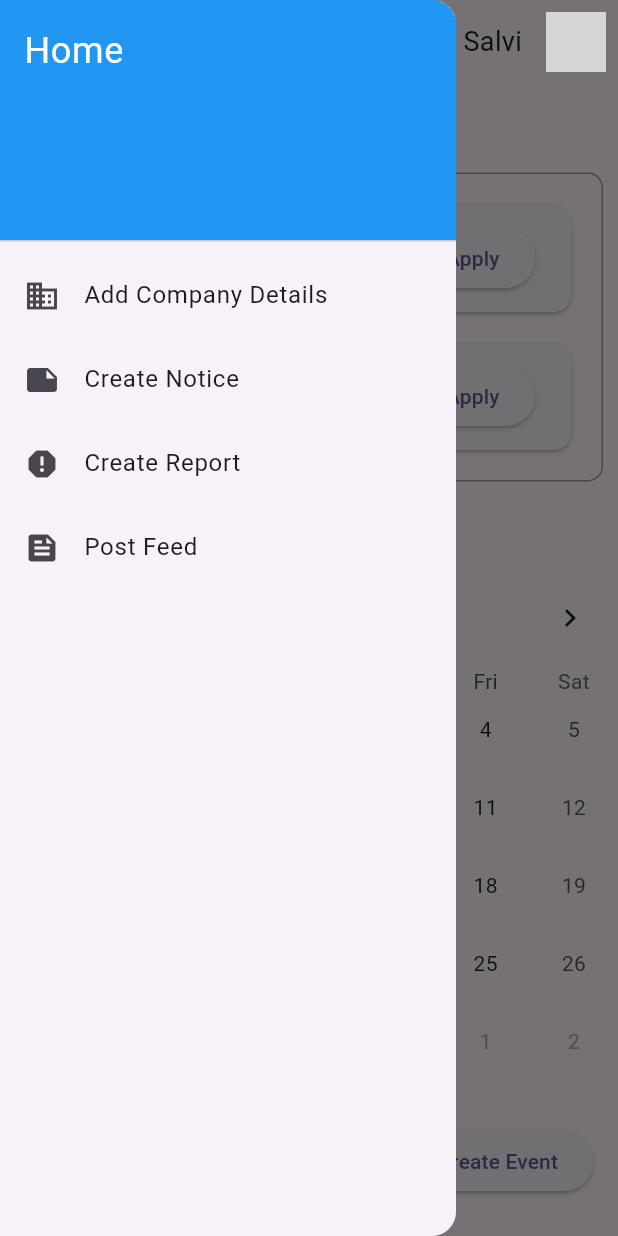
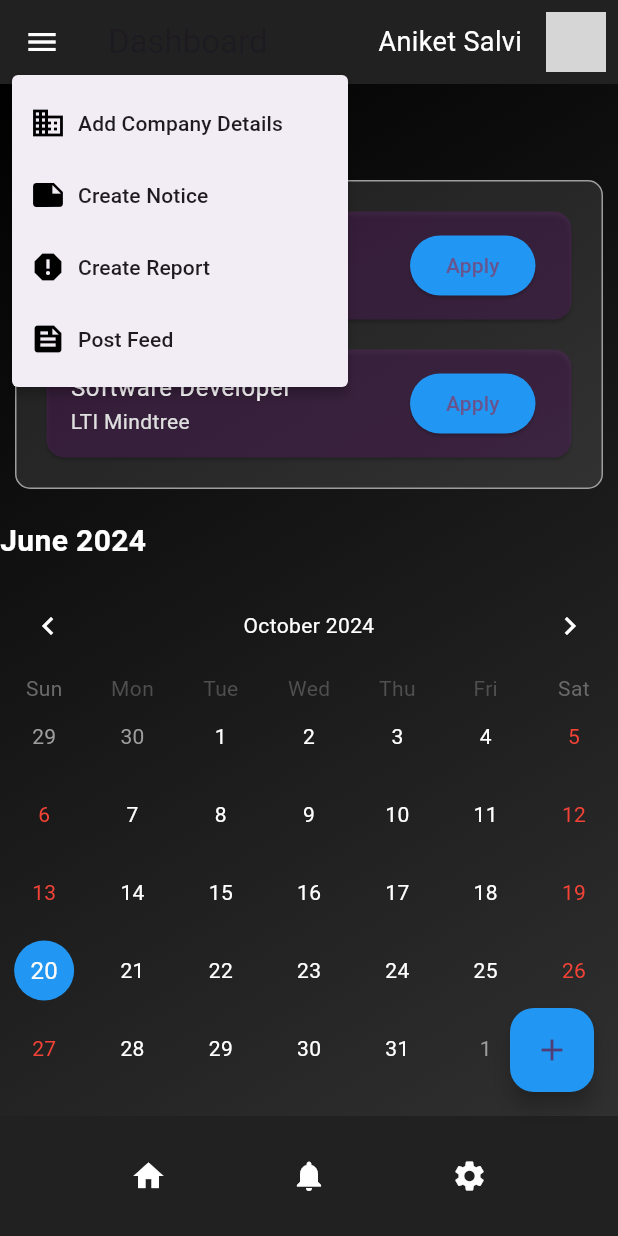
Before and after one commit to Aniket113/Hungsforbugs, a Flutter app: the DashboardScreen screen opened directly, after a tap on the "menu" icon, on a phone screen of 412 x 824 dp. Run offline on Flutter 3.47's test engine with Material 3 defaults, Android fonts, the light colour scheme and no system bars; drawn by our look-alikes of table_calendar; our stand-ins replace awesome_snackbar_content, cloud_firestore, cool_alert, firebase_core, image_picker; missing offline and left inert: firebase_app_check; accounts and stored records are empty; grey boxes are pictures that could not be loaded.

```diff
--- a/lib/company/company_home.dart
+++ b/lib/company/company_home.dart
@@ -1,6 +1,6 @@
 import 'package:flutter/material.dart';
 import 'package:placement1/company/Create_report.dart';
-import 'package:placement1/company/add_company_data.dart';
+import 'package:placement1/company/add_company_data.dart'; // Assuming AddCompanyData class exists here
 import 'package:table_calendar/table_calendar.dart';
 import 'package:placement1/company/coordinator_profile.dart';
 import 'package:placement1/company/create_notice.dart';
@@ -11,12 +11,85 @@ class DashboardScreen extends StatelessWidget {
     return Scaffold(
       appBar: AppBar(
         title: Text("Dashboard"),
+        backgroundColor: Colors.black87, // AppBar background color
         leading: Builder(
           builder: (context) {
             return IconButton(
-              icon: Icon(Icons.menu),
+              icon: Icon(Icons.menu, color: Colors.white),
               onPressed: () {
-                Scaffold.of(context).openDrawer();
+                // Show dropdown menu
+                showMenu(
+                  context: context,
+                  position: RelativeRect.fromLTRB(0, 50, 0, 0),
+                  items: [
+                    PopupMenuItem<String>(
+                      value: 'add_company',
+                      child: Row(
+                        children: [
+                          Icon(Icons.business, color: Colors.black),
+                          SizedBox(width: 8),
+                          Text('Add Company Details'),
+                        ],
+                      ),
+                    ),
+                    PopupMenuItem<String>(
+                      value: 'create_notice',
+                      child: Row(
+                        children: [
+                          Icon(Icons.note, color: Colors.black),
+                          SizedBox(width: 8),
+                          Text('Create Notice'),
+                        ],
+                      ),
+                    ),
+                    PopupMenuItem<String>(
+                      value: 'create_report',
+                      child: Row(
+                        children: [
+                          Icon(Icons.report, color: Colors.black),
+                          SizedBox(width: 8),
+                          Text('Create Report'),
+                        ],
+                      ),
+                    ),
+                    PopupMenuItem<String>(
+                      value: 'post_feed',
+                      child: Row(
+                        children: [
+                          Icon(Icons.feed, color: Colors.black),
+                          SizedBox(width: 8),
+                          Text('Post Feed'),
+                        ],
+                      ),
+                    ),
+                  ],
+                ).then((value) {
+                  // Handle navigation based on selected value
+                  if (value == 'add_company') {
+                    Navigator.push(
+                      context,
+                      MaterialPageRoute(
+                        builder: (context) => AddCompanyData(), // Navigate to Add Company Details page
+                      ),
+                    );
+                  } else if (value == 'create_notice') {
+                    Navigator.push(
+                      context,
+                      MaterialPageRoute(
+                        builder: (context) => CreateNotice(), // Navigate to Create Notice page
+                      ),
+                    );
+                  } else if (value == 'create_report') {
+                    Navigator.push(
+                      context,
+                      MaterialPageRoute(
+                        builder: (context) => CreateReportPage(), // Navigate to Create Report page
+                      ),
+                    );
+                  } else if (value == 'post_feed') {
+                    // Implement Post Feed functionality here
+                  }
+                });
               },
             );
           },
@@ -27,7 +100,7 @@ class DashboardScreen extends StatelessWidget {
             child: Center(
               child: Text(
                 "Aniket Salvi",
-                style: TextStyle(fontSize: 18),
+                style: TextStyle(fontSize: 18, color: Colors.white),
               ),
             ),
           ),
@@ -38,80 +111,26 @@ class DashboardScreen extends StatelessWidget {
             onPressed: () {
               Navigator.push(
                 context,
-                MaterialPageRoute(builder: (context) => ProfilePage()),
+                MaterialPageRoute(builder: (context) => ProfilePage()), // Navigate to Profile page
               );
             },
           ),
         ],
       ),
-      drawer: Drawer(
-        child: ListView(
-          padding: EdgeInsets.zero,
-          children: [
-            DrawerHeader(
+      body: Container(
         decoration: BoxDecoration(
-                color: Colors.blue,
-              ),
-              child: Text(
-                "Home",
-                style: TextStyle(
-                  color: Colors.white,
-                  fontSize: 24,
+          gradient: LinearGradient(
+            colors: [Colors.black, Colors.grey[850]!], // Background gradient
+            begin: Alignment.topLeft,
+            end: Alignment.bottomRight,
           ),
         ),
-            ),
-            ListTile(
-              title: Text('Add Company Details'),
-              leading: Icon(Icons.business),
-              onTap: () {
-                // Replace `YourPrewrittenClassName` with the name of your pre-written class
-                Navigator.push(
-                  context,
-                  MaterialPageRoute(builder: (context) => AddCompanyData()),
-                );
-              },
-            ),
-            ListTile(
-              title: Text('Create Notice'),
-              leading: Icon(Icons.note),
-              onTap: () {
-                Navigator.push(
-                  context,
-                  MaterialPageRoute(builder: (context) => CreateNoticePage()),
-                );
-              },
-            ),
-            ListTile(
-              title: Text('Create Report'),
-              leading: Icon(Icons.report),
-              onTap: () {
-                Navigator.push(
-                   context,
-                   MaterialPageRoute(builder: (context) => CreateReportPage()),
-                 );
-              },
-            ),
-            ListTile(
-              title: Text('Post Feed'),
-              leading: Icon(Icons.feed),
-              onTap: () {
-                // Show the pop-up with text input when "Post Feed" is clicked
-                showModalBottomSheet(
-                  context: context,
-                  isScrollControlled: true, // Allows the modal to move up with the keyboard
-                  builder: (context) => PostFeedPopup(),
-                );
-              },
-            ),
-          ],
-        ),
-      ),
-      body: SingleChildScrollView(
+        child: SingleChildScrollView(
           child: Column(
             crossAxisAlignment: CrossAxisAlignment.start,
             children: [
               SizedBox(height: 20),
-            // Feed section with frame
+              // Feed section
               Padding(
                 padding: const EdgeInsets.symmetric(horizontal: 10.0),
                 child: Column(
@@ -120,15 +139,17 @@ class DashboardScreen extends StatelessWidget {
                     Text(
                       "Feed",
                       style: TextStyle(
-                      fontSize: 20,
+                        fontSize: 24,
                         fontWeight: FontWeight.bold,
+                        color: Colors.white, // Feed title color
                       ),
                     ),
                     SizedBox(height: 10),
                     Container(
                       decoration: BoxDecoration(
+                        color: Colors.white.withOpacity(0.1), // Card background
+                        borderRadius: BorderRadius.circular(10),
                         border: Border.all(color: Colors.grey),
-                      borderRadius: BorderRadius.circular(10),
                       ),
                       padding: EdgeInsets.all(10),
                       child: Column(
@@ -151,8 +172,42 @@ class DashboardScreen extends StatelessWidget {
               // Calendar section
               CalendarSection(),
               SizedBox(height: 20),
-            // Buttons side by side with the calendar
+              // Buttons section
               ButtonSection(),
+            ],
+          ),
+        ),
+      ),
+      floatingActionButton: FloatingActionButton(
+        backgroundColor: Colors.blue, // Floating action button color
+        onPressed: () {
+          // Handle the floating action button press
+        },
+        child: Icon(Icons.add),
+      ),
+      bottomNavigationBar: BottomAppBar(
+        color: Colors.black87, // Bottom bar color
+        child: Row(
+          mainAxisAlignment: MainAxisAlignment.spaceEvenly,
+          children: [
+            IconButton(
+              icon: Icon(Icons.home, color: Colors.white),
+              onPressed: () {
+                // Navigate to home
+              },
+            ),
+            IconButton(
+              icon: Icon(Icons.notifications, color: Colors.white),
+              onPressed: () {
+                // Navigate to notifications
+              },
+            ),
+            IconButton(
+              icon: Icon(Icons.settings, color: Colors.white),
+              onPressed: () {
+                // Navigate to settings
+              },
+            ),
           ],
         ),
       ),
@@ -170,10 +225,23 @@ class JobCard extends StatelessWidget {
   Widget build(BuildContext context) {
     return Card(
       margin: EdgeInsets.all(10),
+      color: Colors.purple.withOpacity(0.2), // Job card color
       child: ListTile(
-        title: Text(jobTitle),
-        subtitle: Text(companyName),
-        trailing: ElevatedButton(onPressed: () {}, child: Text('Apply')),
+        title: Text(
+          jobTitle,
+          style: TextStyle(color: Colors.white), // Job title color
+        ),
+        subtitle: Text(
+          companyName,
+          style: TextStyle(color: Colors.grey[300]), // Company name color
+        ),
+        trailing: ElevatedButton(
+          onPressed: () {},
+          child: Text('Apply'),
+          style: ElevatedButton.styleFrom(
+            backgroundColor: Colors.blue, // Button color
+          ),
+        ),
       ),
     );
   }
@@ -195,7 +263,7 @@ class _CalendarSectionState extends State<CalendarSection> {
       children: [
         Text(
           "June 2024",
-          style: TextStyle(fontSize: 20, fontWeight: FontWeight.bold),
+          style: TextStyle(fontSize: 20, fontWeight: FontWeight.bold, color: Colors.white),
         ),
         SizedBox(height: 10),
         TableCalendar(
@@ -215,6 +283,22 @@ class _CalendarSectionState extends State<CalendarSection> {
           headerStyle: HeaderStyle(
             formatButtonVisible: false,
             titleCentered: true,
+            titleTextStyle: TextStyle(color: Colors.white), // Calendar title color
+            leftChevronIcon: Icon(Icons.chevron_left, color: Colors.white), // Left arrow color
+            rightChevronIcon: Icon(Icons.chevron_right, color: Colors.white), // Right arrow color
+          ),
+          calendarStyle: CalendarStyle(
+            todayDecoration: BoxDecoration(
+              color: Colors.blue, // Today's date color
+              shape: BoxShape.circle,
+            ),
+            selectedDecoration: BoxDecoration(
+              color: Colors.blueAccent, // Selected date color
+              shape: BoxShape.circle,
+            ),
+            defaultTextStyle: TextStyle(color: Colors.white), // Default text color
+            weekendTextStyle: TextStyle(color: Colors.red), // Weekend text color
+            outsideTextStyle: TextStyle(color: Colors.grey), // Outside text color
           ),
         ),
       ],
@@ -230,49 +314,23 @@ class ButtonSection extends StatelessWidget {
       child: Row(
         mainAxisAlignment: MainAxisAlignment.spaceEvenly,
         children: [
-          ElevatedButton(onPressed: () {}, child: Text('Edit Booking')),
-          ElevatedButton(onPressed: () {}, child: Text('Post Feed')),
-          ElevatedButton(onPressed: () {}, child: Text('Create Event')),
+          ElevatedButton(
+            onPressed: () {},
+            child: Text('Edit Booking'),
+            style: ElevatedButton.styleFrom(backgroundColor: Colors.blue),
+          ),
+          ElevatedButton(
+            onPressed: () {},
+            child: Text('Post Feed'),
+            style: ElevatedButton.styleFrom(backgroundColor: Colors.blue),
+          ),
+          ElevatedButton(
+            onPressed: () {},
+            child: Text('Cancel Booking'),
+            style: ElevatedButton.styleFrom(backgroundColor: Colors.blue),
+          ),
         ],
       ),
     );
   }
 }
-
-class PostFeedPopup extends StatefulWidget {
-  @override
-  _PostFeedPopupState createState() => _PostFeedPopupState();
-}
-
-class _PostFeedPopupState extends State<PostFeedPopup> {
-  final TextEditingController _textController = TextEditingController();
-
-  @override
-  Widget build(BuildContext context) {
-    return Padding(
-      padding: MediaQuery.of(context).viewInsets, // Moves the widget up above the keyboard
-      child: Container(
-        padding: EdgeInsets.all(20),
-        child: Column(
-          mainAxisSize: MainAxisSize.min, // Minimizes the modal size to its content
-          children: [
-            TextField(
-              controller: _textController,
-              decoration: InputDecoration(
-                labelText: "Write your post here...",
-                suffixIcon: IconButton(
-                  icon: Icon(Icons.send),
-                  onPressed: () {
-                    // Logic for posting the feed
-                    print("Posted: ${_textController.text}");
-                    Navigator.pop(context); // Close the popup after posting
-                  },
-                ),
-              ),
-            ),
-          ],
-        ),
-      ),
-    );
-  }
-}
```
Also changed, not shown: lib/company/add_company_data.dart (+23 -0 lines). Lines whose indentation alone changed are shown as unchanged.
